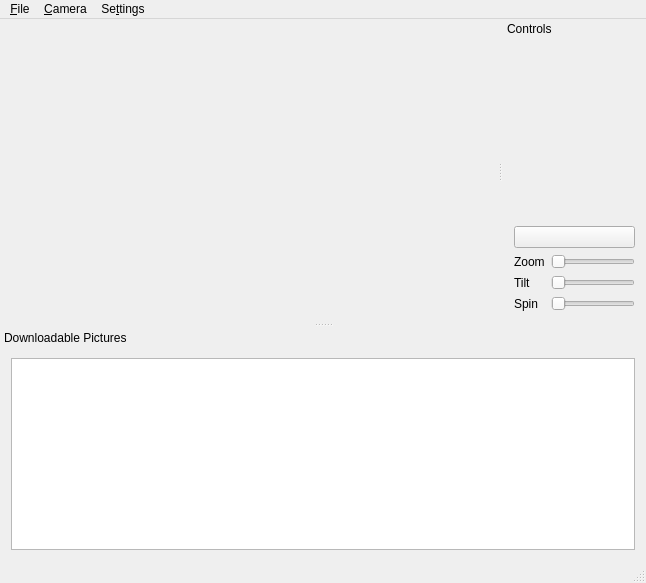
Old version of the form client-qt/RepatriatorClient/MainWindow.ui in the repository thejoshwolfe/repatriator.
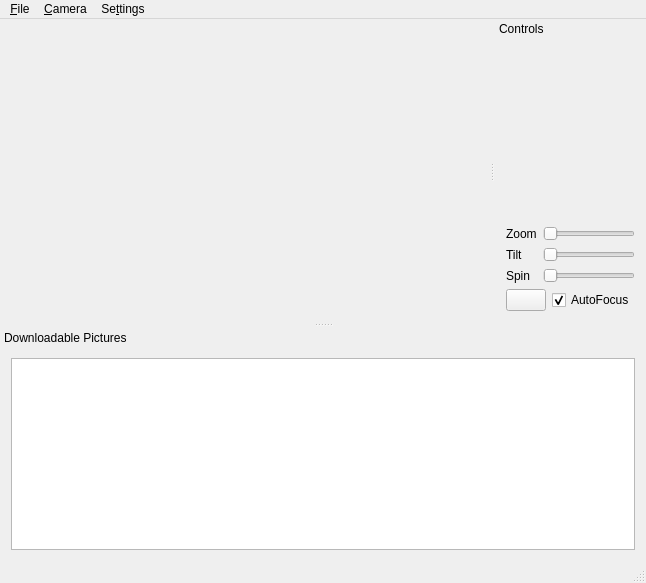
New version of the form. Icons and pictures are not drawn. Custom widgets are drawn as their Qt base class.

Commit message: checkbox for auto focus enabled

```diff
--- a/client-qt/RepatriatorClient/MainWindow.ui
+++ b/client-qt/RepatriatorClient/MainWindow.ui
@@ -55,21 +55,6 @@
        </property>
       </widget>
      </item>
-     <item>
-      <layout class="QHBoxLayout" name="horizontalLayout">
-       <item>
-        <widget class="QPushButton" name="snapshotButton">
-         <property name="icon">
-          <iconset resource="repatriator.qrc">
-           <normaloff>:/general/resource/camera.png</normaloff>:/general/resource/camera.png</iconset>
-         </property>
-         <property name="shortcut">
-          <string>Ctrl+T</string>
-         </property>
-        </widget>
-       </item>
-      </layout>
-     </item>
      <item>
       <layout class="QGridLayout" name="gridLayout">
        <item row="2" column="1">
@@ -122,6 +107,31 @@
        </item>
       </layout>
      </item>
+     <item>
+      <layout class="QHBoxLayout" name="horizontalLayout">
+       <item>
+        <widget class="QPushButton" name="snapshotButton">
+         <property name="icon">
+          <iconset resource="repatriator.qrc">
+           <normaloff>:/general/resource/camera.png</normaloff>:/general/resource/camera.png</iconset>
+         </property>
+         <property name="shortcut">
+          <string>Ctrl+T</string>
+         </property>
+        </widget>
+       </item>
+       <item>
+        <widget class="QCheckBox" name="autoFocusEnabledCheckBox">
+         <property name="text">
+          <string>AutoFocus</string>
+         </property>
+         <property name="checked">
+          <bool>true</bool>
+         </property>
+        </widget>
+       </item>
+      </layout>
+     </item>
     </layout>
    </widget>
   </widget>
```
The commit also changes 3 other files.
